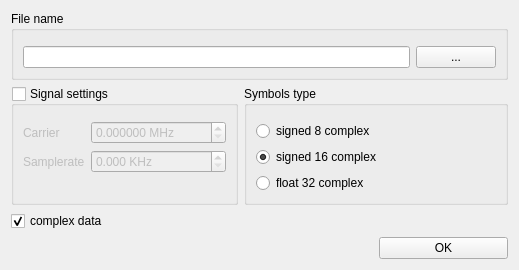
Qt form sources/Arks/File Source/window/file_settings_dialog.ui (AquaCreatura/AquaWave) before a commit.
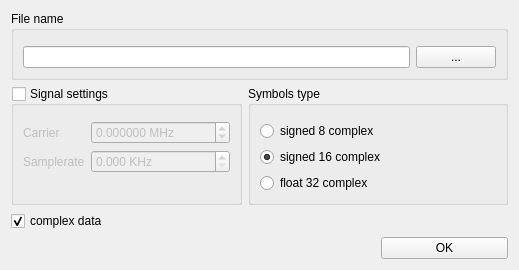
The same form after that commit.

```diff
--- a/sources/Arks/File Source/window/file_settings_dialog.ui
+++ b/sources/Arks/File Source/window/file_settings_dialog.ui
@@ -164,6 +164,9 @@
         <property name="decimals">
          <number>6</number>
         </property>
+        <property name="minimum">
+         <double>-99999.000000000000000</double>
+        </property>
         <property name="maximum">
          <double>99999.990000000005239</double>
         </property>
```
